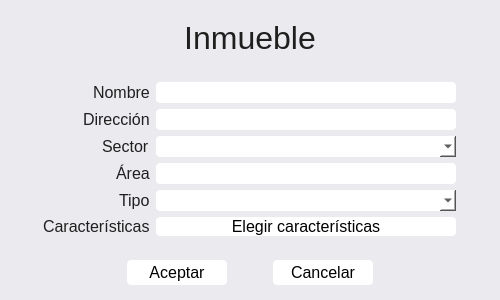
The window that view/formInmuebles.ui (donjosh-ua/agencia_inmobiliaria) describes before a commit, drawn with Qt 5.
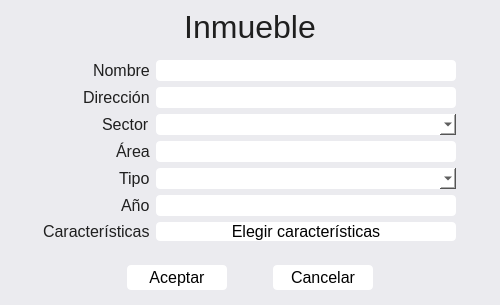
The same window after the commit.

Commit message: funciona agregar inmuebles y caracteristicas

Diff of the .ui file:
```diff
--- a/view/formInmuebles.ui
+++ b/view/formInmuebles.ui
@@ -261,6 +261,34 @@
          </property>
         </widget>
        </item>
+       <item row="5" column="0">
+        <widget class="QLabel" name="label_7">
+         <property name="font">
+          <font>
+           <pointsize>12</pointsize>
+          </font>
+         </property>
+         <property name="text">
+          <string>Año</string>
+         </property>
+        </widget>
+       </item>
+       <item row="5" column="1">
+        <widget class="QLineEdit" name="txtAnio">
+         <property name="font">
+          <font>
+           <pointsize>12</pointsize>
+          </font>
+         </property>
+         <property name="styleSheet">
+          <string notr="true">QLineEdit{
+	color: black;
+	background-color: white;
+	border-radius: 4px;
+}</string>
+         </property>
+        </widget>
+       </item>
       </layout>
      </widget>
     </item>
```
The commit also changes 8 other files.
